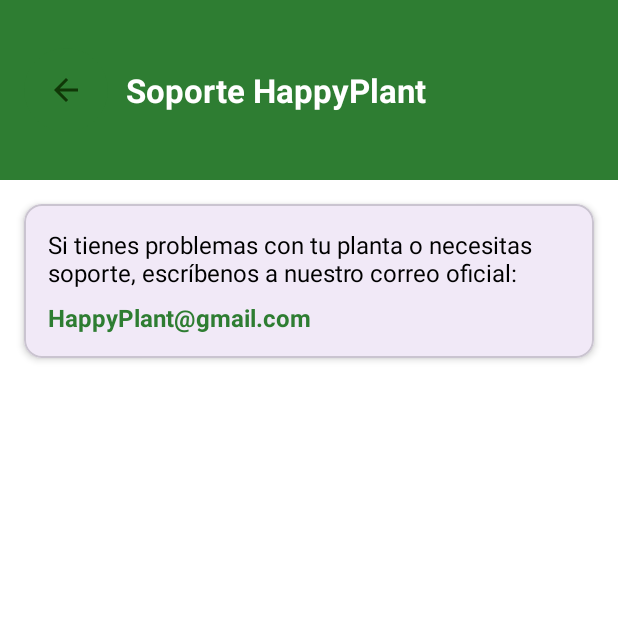
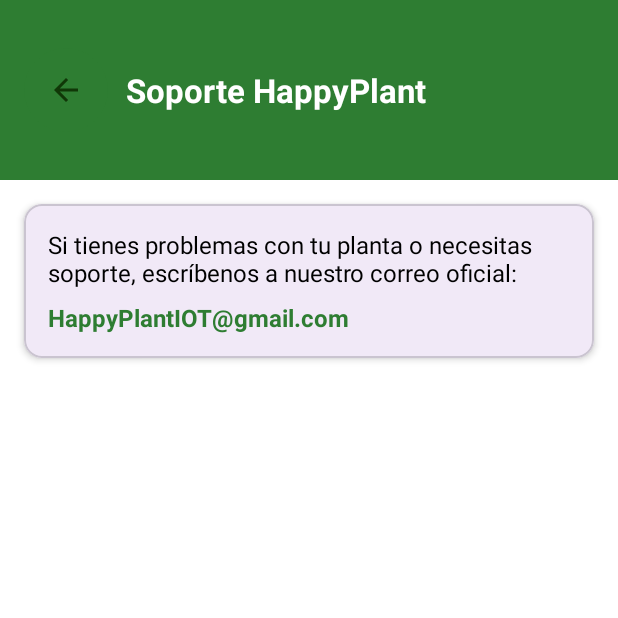
Before and after one commit to mariv542/Plantita-Feliz, an Android app: the soporteActivity screen opened directly, with no data from a screen before it, on a phone screen of 412 x 824 dp, the top half of it. Run offline under Robolectric (Android 15) with nearby library versions, the phone set to English and light mode, and no system bars.

Commit message:
cambio de correo de soporte

```diff
--- a/app/src/main/res/layout/activity_soporte.xml
+++ b/app/src/main/res/layout/activity_soporte.xml
@@ -66,7 +66,7 @@
                 android:id="@+id/tvCorreoSoporte"
                 android:layout_width="match_parent"
                 android:layout_height="wrap_content"
-                android:text="HappyPlant@gmail.com"
+                android:text="HappyPlantIOT@gmail.com"
                 android:textColor="@color/green"
                 android:textSize="16sp"
                 android:layout_marginTop="8dp"
```
